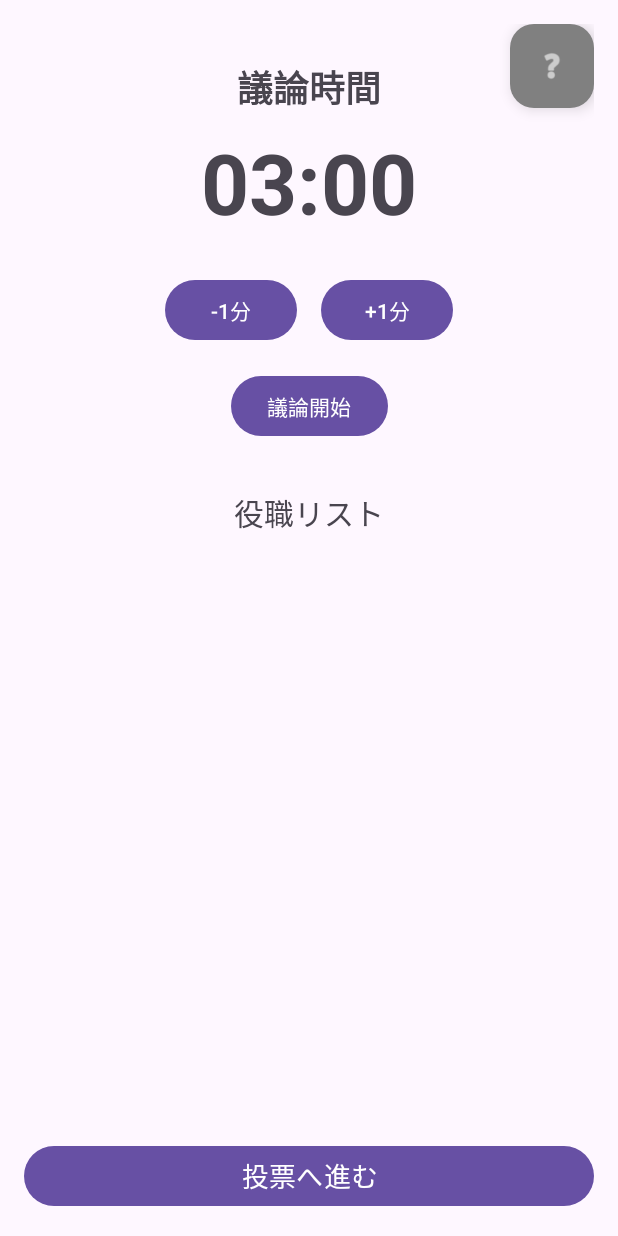
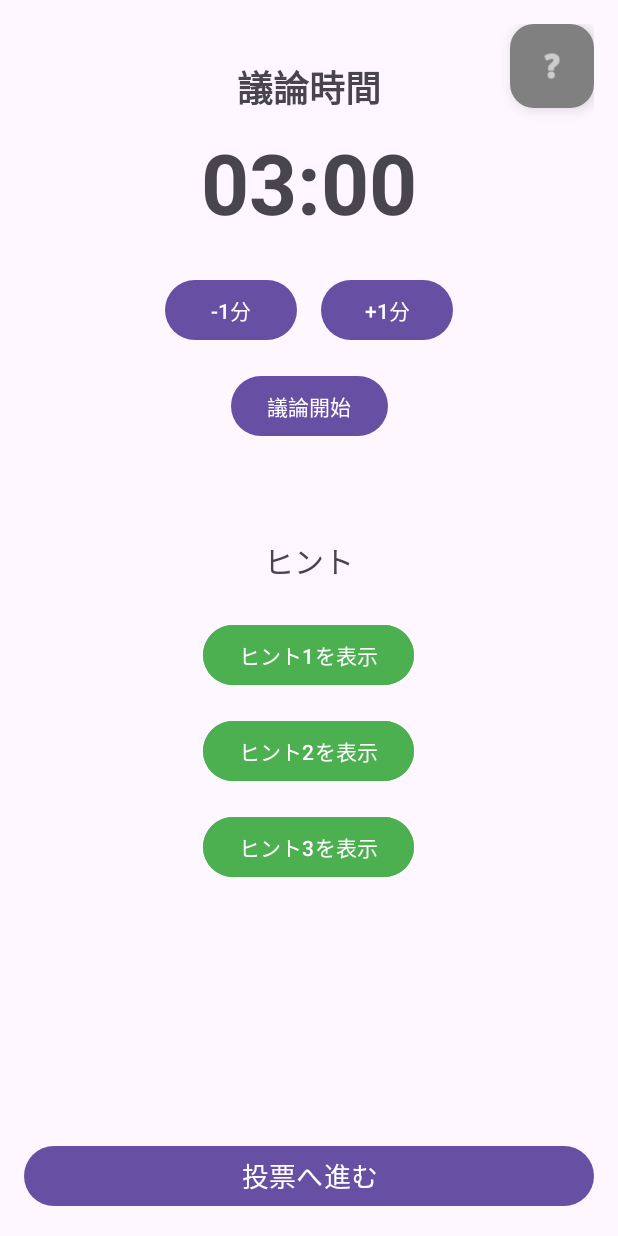
Before and after one commit to yahata885/mbtiwolf, an Android app: the DiscussionActivity screen opened directly, with no data from a screen before it, on a phone screen of 412 x 824 dp. Run offline under Robolectric (Android 15) with nearby library versions, the light colour scheme and no system bars.

Commit message:
議論画面にヒント・役割説明画面を追加、javaで動作を追加

```diff
--- a/app/src/main/java/com/yahata/mbtiwolf/DiscussionActivity.java
+++ b/app/src/main/java/com/yahata/mbtiwolf/DiscussionActivity.java
@@ -16,6 +16,10 @@ import java.io.Serializable;
 import java.util.ArrayList;
 import java.util.HashMap;
 import java.util.Locale;
+import java.util.List;
+import java.util.Collections;
+import androidx.constraintlayout.widget.ConstraintLayout;
+import com.google.android.material.floatingactionbutton.FloatingActionButton;
 
 public class DiscussionActivity extends AppCompatActivity {
 
@@ -26,6 +30,18 @@ public class DiscussionActivity extends AppCompatActivity {
 
     //役職リスト表示用
     private LinearLayout roleListLayout;
+
+    // --- ヒント機能 ---
+    private Button hintButton1, hintButton2, hintButton3;
+    private List<String> masterHintList = new ArrayList<>();
+    private List<String> selectedHints = new ArrayList<>();
+
+    // --- 役職説明画面 ---
+    private FloatingActionButton helpButton; // 「?」ボタン
+    private ConstraintLayout roleExplanationOverlayLayout; // 役職説明画面の全体
+    private TextView closeRoleExplanationButton; // 役職説明画面の「✖」ボタン
+
+
 
     private TextView timerTextView;
     private TextView playerListTextView;
@@ -70,9 +86,50 @@ public class DiscussionActivity extends AppCompatActivity {
         goToVoteButton = findViewById(R.id.goToVoteButton);
 
 
-        roleListLayout = findViewById(R.id.roleListLayout);
-        ArrayList<GameRole> roleList = (ArrayList<GameRole>) getIntent().getSerializableExtra("ROLE_LIST");
-        displayRoleList(roleList);
+//        roleListLayout = findViewById(R.id.roleListLayout);
+//        ArrayList<GameRole> roleList = (ArrayList<GameRole>) getIntent().getSerializableExtra("ROLE_LIST");
+//        displayRoleList(roleList);
+
+        // --- ヒント機能 ---
+        hintButton1 = findViewById(R.id.hintButton1);
+        hintButton2 = findViewById(R.id.hintButton2);
+        hintButton3 = findViewById(R.id.hintButton3);
+
+        // --- 役職説明画面 ---
+        helpButton = findViewById(R.id.helpButton);
+        roleExplanationOverlayLayout = findViewById(R.id.roleExplanationOverlayLayout);
+        closeRoleExplanationButton = findViewById(R.id.closeRoleExplanationButton);
+
+        // ヒントの初期設定を行う
+        initializeHints();
+
+        // ヒントボタンのクリック処理
+        hintButton1.setOnClickListener(v -> {
+            if (selectedHints.size() > 0) {
+                hintButton1.setText(selectedHints.get(0));
+                hintButton1.setClickable(false);
+            }
+        });
+        hintButton2.setOnClickListener(v -> {
+            if (selectedHints.size() > 1) {
+                hintButton2.setText(selectedHints.get(1));
+                hintButton2.setClickable(false);
+            }
+        });
+        hintButton3.setOnClickListener(v -> {
+            if (selectedHints.size() > 2) {
+                hintButton3.setText(selectedHints.get(2));
+                hintButton3.setClickable(false);
+            }
+        });
+
+        // 役職説明画面の表示・非表示処理
+        helpButton.setOnClickListener(v -> {
+            roleExplanationOverlayLayout.setVisibility(View.VISIBLE);
+        });
+        closeRoleExplanationButton.setOnClickListener(v -> {
+            roleExplanationOverlayLayout.setVisibility(View.GONE);
+        });
 
         goToVoteButton.setEnabled(true);
 
@@ -121,6 +178,38 @@ public class DiscussionActivity extends AppCompatActivity {
         });
     }
 
+    private void initializeHints() {
+        setupMasterHintList();
+        selectRandomHints();
+    }
+
+    private void setupMasterHintList() {
+        masterHintList.add("ウルフは嘘をついている可能性が高い。");
+        masterHintList.add("議論にあまり参加しない人は怪しいかもしれない。");
+        masterHintList.add("誰かを不自然にかばっている人はいないか？");
+        masterHintList.add("MBTIタイプだけで判断するのは危険だ。");
+        masterHintList.add("最初のテーマと話題がズレてきていないか注意しよう。");
+        masterHintList.add("他の人の意見にすぐに便乗する人は、自分の意見がないのかもしれない。");
+        masterHintList.add("矛盾した発言をしている人はいないか、よく思い出そう。");
+    }
+
+    private void selectRandomHints() {
+        // ボタンの状態を初期状態に戻す
+        hintButton1.setText("ヒント1を表示");
+        hintButton1.setClickable(true);
+        hintButton2.setText("ヒント2を表示");
+        hintButton2.setClickable(true);
+        hintButton3.setText("ヒント3を表示");
+        hintButton3.setClickable(true);
+
+        // ランダムにヒントを選ぶ処理
+        List<String> shuffledList = new ArrayList<>(masterHintList);
+        Collections.shuffle(shuffledList);
+        selectedHints.clear();
+        for (int i = 0; i < 3 && i < shuffledList.size(); i++) {
+            selectedHints.add(shuffledList.get(i));
+        }
+    }
 
     // ★ タイマー表示を更新する共通メソッド
     private void updateTimerDisplay() {
@@ -129,35 +218,35 @@ public class DiscussionActivity extends AppCompatActivity {
         timerTextView.setText(String.format(Locale.getDefault(), "%02d:%02d", minutes, seconds));
     }
 
-    private void displayRoleList(ArrayList<GameRole> roles) {
-        if (roles == null || roles.isEmpty()) {
-            return;
-        }
-
-        // 既存の表示をクリア
-        roleListLayout.removeAllViews();
-
-        for (GameRole role : roles) {
-            // 役職名を表示するTextViewを動的に作成
-            TextView roleNameTextView = new TextView(this);
-            roleNameTextView.setText("・" + role.getName());
-            roleNameTextView.setTextSize(20);
-            roleNameTextView.setPadding(8, 16, 8, 16);
-
-            // タップされた時の処理を設定
-            roleNameTextView.setOnClickListener(v -> {
-                // ポップアップ（AlertDialog）で説明文を表示
-                new AlertDialog.Builder(this)
-                        .setTitle(role.getName()) // ポップアップのタイトル
-                        .setMessage(role.getDescription()) // ポップアップの本文
-                        .setPositiveButton("OK", null) // OKボタン
-                        .show();
-            });
-
-            // レイアウトに作成したTextViewを追加
-            roleListLayout.addView(roleNameTextView);
-        }
-    }
+//    private void displayRoleList(ArrayList<GameRole> roles) {
+//        if (roles == null || roles.isEmpty()) {
+//            return;
+//        }
+//
+//        // 既存の表示をクリア
+//        roleListLayout.removeAllViews();
+//
+//        for (GameRole role : roles) {
+//            // 役職名を表示するTextViewを動的に作成
+//            TextView roleNameTextView = new TextView(this);
+//            roleNameTextView.setText("・" + role.getName());
+//            roleNameTextView.setTextSize(20);
+//            roleNameTextView.setPadding(8, 16, 8, 16);
+//
+//            // タップされた時の処理を設定
+//            roleNameTextView.setOnClickListener(v -> {
+//                // ポップアップ（AlertDialog）で説明文を表示
+//                new AlertDialog.Builder(this)
+//                        .setTitle(role.getName()) // ポップアップのタイトル
+//                        .setMessage(role.getDescription()) // ポップアップの本文
+//                        .setPositiveButton("OK", null) // OKボタン
+//                        .show();
+//            });
+//
+//            // レイアウトに作成したTextViewを追加
+//            roleListLayout.addView(roleNameTextView);
+//        }
+//    }
 
     @Override
     protected void onDestroy() {
--- a/app/src/main/res/layout/activity_discussion.xml
+++ b/app/src/main/res/layout/activity_discussion.xml
@@ -79,33 +79,52 @@
         app:layout_constraintTop_toBottomOf="@+id/timeButtonsLayout" />
 
     <TextView
-        android:id="@+id/roleListTitle"
+        android:id="@+id/hintTitle"
         android:layout_width="wrap_content"
         android:layout_height="wrap_content"
-        android:layout_marginTop="32dp"
-        android:text="役職リスト"
+        android:layout_marginTop="64dp"
+        android:text="ヒント"
         android:textSize="20sp"
         app:layout_constraintEnd_toEndOf="parent"
         app:layout_constraintStart_toStartOf="parent"
         app:layout_constraintTop_toBottomOf="@+id/startButton" />
 
-    <ScrollView
-        android:id="@+id/scrollView"
+    <LinearLayout
+        android:id="@+id/hintButtonsLayout"
         android:layout_width="0dp"
         android:layout_height="0dp"
         android:layout_marginTop="8dp"
+        android:gravity="center_horizontal"
+        android:orientation="vertical"
         app:layout_constraintBottom_toTopOf="@+id/goToVoteButton"
         app:layout_constraintEnd_toEndOf="parent"
         app:layout_constraintStart_toStartOf="parent"
-        app:layout_constraintTop_toBottomOf="@+id/roleListTitle">
+        app:layout_constraintTop_toBottomOf="@+id/hintTitle">
 
-        <LinearLayout
-            android:id="@+id/roleListLayout"
-            android:layout_width="match_parent"
+        <Button
+            android:id="@+id/hintButton1"
+            android:layout_width="wrap_content"
             android:layout_height="wrap_content"
-            android:orientation="vertical" />
+            android:layout_marginTop="16dp"
+            android:text="ヒント1を表示"
+            android:backgroundTint="#4CAF50"/>
 
-    </ScrollView>
+        <Button
+            android:id="@+id/hintButton2"
+            android:layout_width="wrap_content"
+            android:layout_height="wrap_content"
+            android:layout_marginTop="16dp"
+            android:text="ヒント2を表示"
+            android:backgroundTint="#4CAF50"/>
+
+        <Button
+            android:id="@+id/hintButton3"
+            android:layout_width="wrap_content"
+            android:layout_height="wrap_content"
+            android:layout_marginTop="16dp"
+            android:text="ヒント3を表示"
+            android:backgroundTint="#4CAF50"/>
+    </LinearLayout>
 
     <Button
         android:id="@+id/goToVoteButton"
@@ -119,7 +138,7 @@
 
 
     <androidx.constraintlayout.widget.ConstraintLayout
-        android:id="@+id/hintOverlayLayout"
+        android:id="@+id/roleExplanationOverlayLayout"
         android:layout_width="match_parent"
         android:layout_height="match_parent"
         android:background="#A6000000"
@@ -131,81 +150,32 @@
         app:layout_constraintEnd_toEndOf="parent">
 
         <LinearLayout
-            android:id="@+id/hintCard"
-            android:layout_width="0dp"
-            android:layout_height="wrap_content"
-            android:orientation="vertical"
-            android:background="@android:color/white"
-            android:padding="24dp"
+            android:id="@+id/roleExplanationCard"
+            android:layout_width="355dp"
+            android:layout_height="461dp"
             android:layout_marginStart="32dp"
             android:layout_marginEnd="32dp"
-            app:layout_constraintTop_toTopOf="parent"
+            android:background="@android:color/white"
+            android:orientation="vertical"
+            android:padding="24dp"
             app:layout_constraintBottom_toBottomOf="parent"
+            app:layout_constraintEnd_toEndOf="parent"
             app:layout_constraintStart_toStartOf="parent"
-            app:layout_constraintEnd_toEndOf="parent">
+            app:layout_constraintTop_toTopOf="parent">
 
             <TextView
-                android:layout_width="wrap_content"
+                android:layout_width="match_parent"
                 android:layout_height="wrap_content"
-                android:text="ヒント1"
-                android:textSize="18sp"
-                android:textStyle="bold"/>
-            <Button
-                android:id="@+id/showHint1Button"
-                android:layout_width="wrap_content"
-                android:layout_height="wrap_content"
-                android:layout_marginTop="8dp"
-                android:text="ヒントを表示"/>
-            <TextView
-                android:id="@+id/hint1TextView"
-                android:layout_width="wrap_content"
-                android:layout_height="wrap_content"
-                android:text="（ここにヒント1の内容が表示されます）"
-                android:visibility="gone"/>
+                android:gravity="center"
+                android:paddingTop="40dp"
+                android:paddingBottom="40dp"
+                android:text="（ここに役職の説明文や画像が表示されます）"
+                android:textSize="16sp" />
 
-            <TextView
-                android:layout_width="wrap_content"
-                android:layout_height="wrap_content"
-                android:layout_marginTop="24dp"
-                android:text="ヒント2"
-                android:textSize="18sp"
-                android:textStyle="bold"/>
-            <Button
-                android:id="@+id/showHint2Button"
-                android:layout_width="wrap_content"
-                android:layout_height="wrap_content"
-                android:layout_marginTop="8dp"
-                android:text="ヒントを表示"/>
-            <TextView
-                android:id="@+id/hint2TextView"
-                android:layout_width="wrap_content"
-                android:layout_height="wrap_content"
-                android:text="（ここにヒント2の内容が表示されます）"
-                android:visibility="gone"/>
-
-            <TextView
-                android:layout_width="wrap_content"
-                android:layout_height="wrap_content"
-                android:layout_marginTop="24dp"
-                android:text="ヒント3"
-                android:textSize="18sp"
-                android:textStyle="bold"/>
-            <Button
-                android:id="@+id/showHint3Button"
-                android:layout_width="wrap_content"
-                android:layout_height="wrap_content"
-                android:layout_marginTop="8dp"
-                android:text="ヒントを表示"/>
-            <TextView
-                android:id="@+id/hint3TextView"
-                android:layout_width="wrap_content"
-                android:layout_height="wrap_content"
-                android:text="（ここにヒント3の内容が表示されます）"
-                android:visibility="gone"/>
         </LinearLayout>
 
         <TextView
-            android:id="@+id/closeHintButton"
+            android:id="@+id/closeRoleExplanationButton"
             android:layout_width="32dp"
             android:layout_height="32dp"
             android:text="✖"
@@ -213,8 +183,8 @@
             android:textColor="@android:color/black"
             android:gravity="center"
             android:layout_margin="8dp"
-            app:layout_constraintEnd_toEndOf="@id/hintCard"
-            app:layout_constraintTop_toTopOf="@id/hintCard" />
+            app:layout_constraintEnd_toEndOf="@id/roleExplanationCard"
+            app:layout_constraintTop_toTopOf="@id/roleExplanationCard" />
 
     </androidx.constraintlayout.widget.ConstraintLayout>
 </androidx.constraintlayout.widget.ConstraintLayout>
```
Also changed, not shown: 2 other files.
